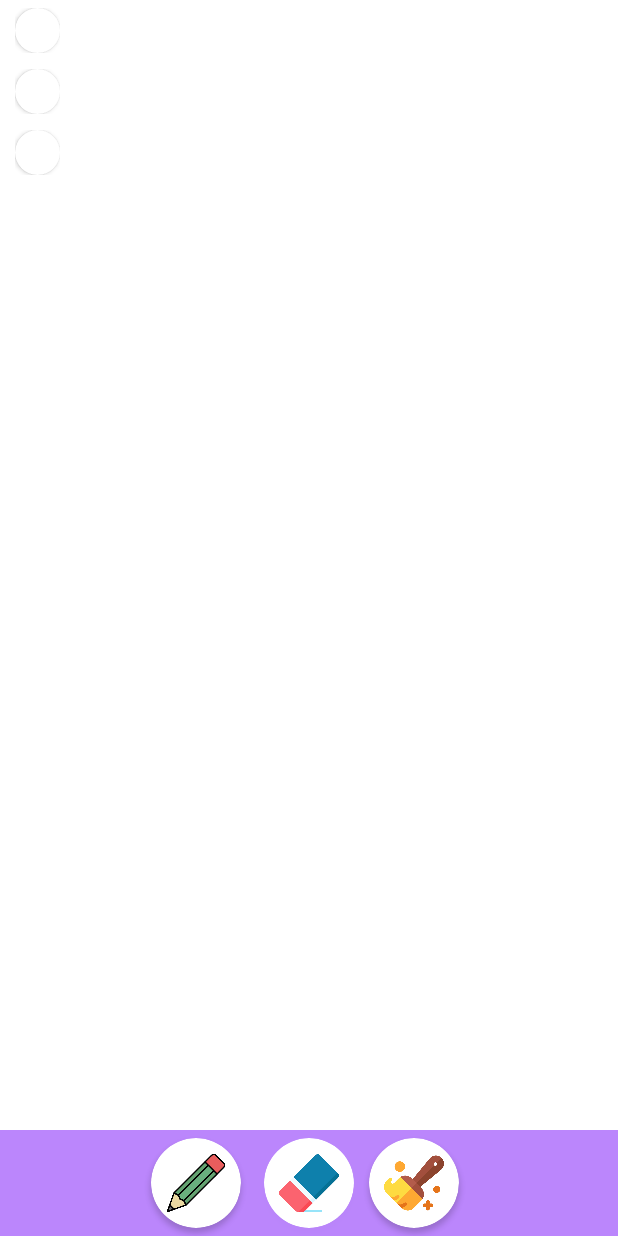
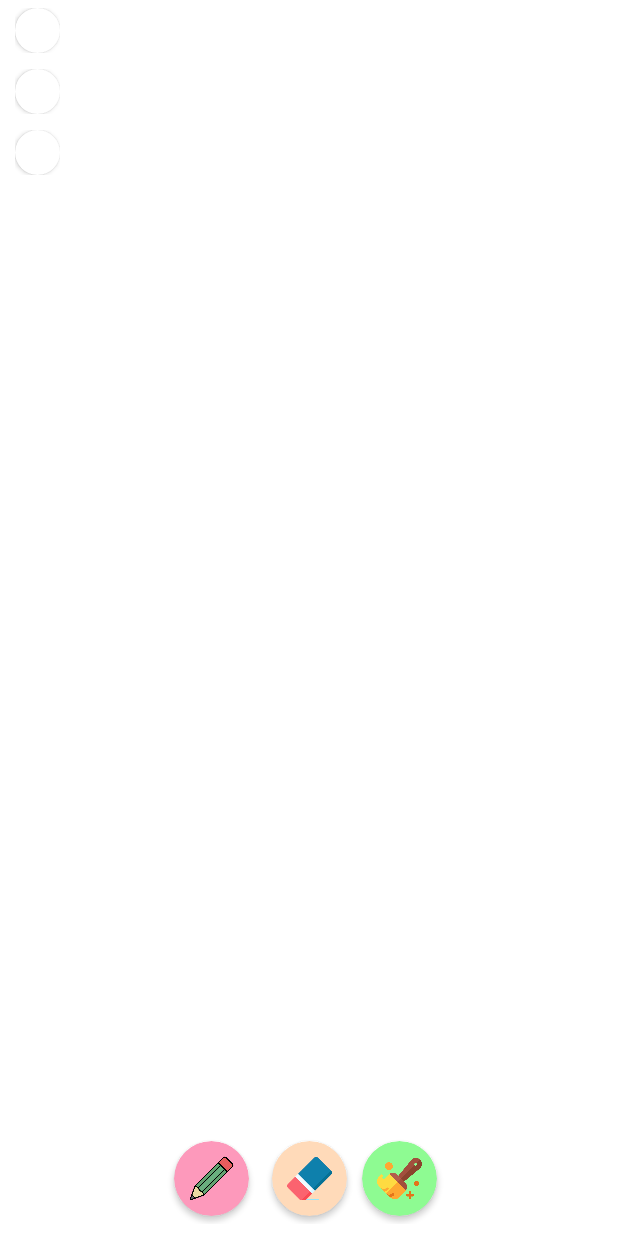
Before and after one commit to nisaefendioglu/ArtVenture, an Android app: the layout activity_main.xml on its own in the app's theme, with its tools: preview values and no code run, on a phone screen of 412 x 824 dp. Run offline under Robolectric (Android 15) with nearby library versions, the phone set to English and light mode, and no system bars.

Commit message:
Edit design

```diff
--- a/app/src/main/res/layout/activity_main.xml
+++ b/app/src/main/res/layout/activity_main.xml
@@ -28,12 +28,11 @@
 
         </androidx.constraintlayout.widget.ConstraintLayout>
 
-
         <LinearLayout
             android:id="@+id/bottomBarLayout"
             android:layout_width="match_parent"
             android:layout_height="wrap_content"
-            android:background="@color/purple_200"
+            android:layout_marginBottom="8dp"
             android:gravity="center"
             android:orientation="horizontal"
             app:layout_constraintBottom_toBottomOf="parent"
@@ -42,12 +41,13 @@
 
             <androidx.cardview.widget.CardView
                 android:id="@+id/editFontButton"
-                android:layout_width="60dp"
-                android:layout_height="60dp"
+                android:layout_width="50dp"
+                android:layout_height="50dp"
                 android:layout_gravity="center"
                 android:layout_marginLeft="5dp"
                 android:layout_marginTop="5dp"
                 android:layout_marginBottom="5dp"
+                app:cardBackgroundColor="#FD99BB"
                 app:cardCornerRadius="100dp">
 
                 <ImageView
@@ -64,12 +64,13 @@
 
             <androidx.cardview.widget.CardView
                 android:id="@+id/eraseButton"
-                android:layout_width="60dp"
-                android:layout_height="60dp"
+                android:layout_width="50dp"
+                android:layout_height="50dp"
                 android:layout_gravity="center"
                 android:layout_marginStart="5dp"
                 android:layout_marginTop="5dp"
                 android:layout_marginBottom="5dp"
+                app:cardBackgroundColor="#FFDAB9"
                 app:cardCornerRadius="100dp">
 
                 <ImageView
@@ -86,11 +87,12 @@
 
             <androidx.cardview.widget.CardView
                 android:id="@+id/erasePaintButton"
-                android:layout_width="60dp"
-                android:layout_height="60dp"
+                android:layout_width="50dp"
+                android:layout_height="50dp"
                 android:layout_gravity="center"
                 android:layout_marginTop="5dp"
                 android:layout_marginBottom="5dp"
+                app:cardBackgroundColor="#8EFB92"
                 app:cardCornerRadius="100dp">
 
                 <ImageView
```
